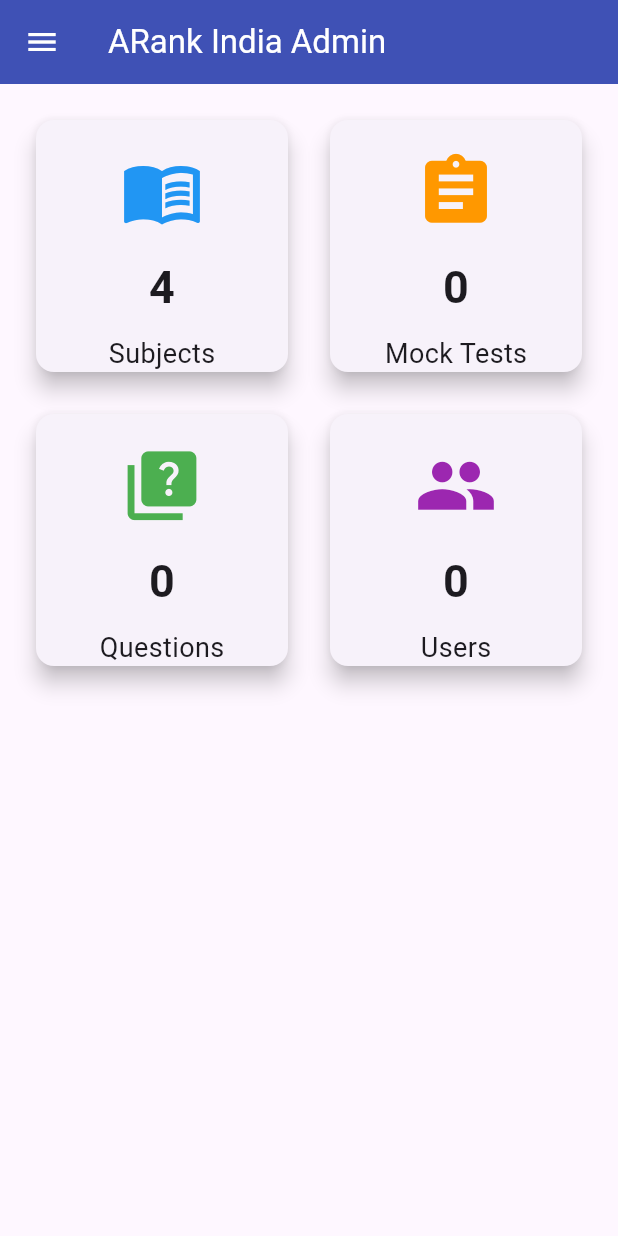
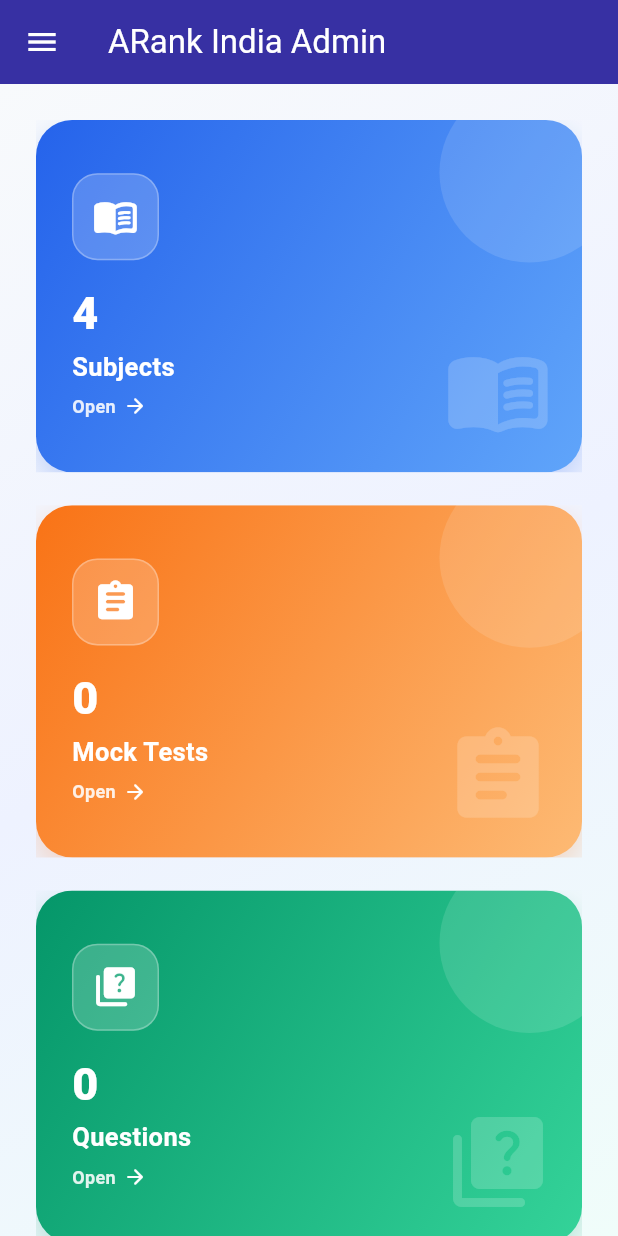
Before and after one commit to thegkexpert662-afk/arank-india-admin, a Flutter app: the DashboardScreen screen opened directly, on a phone screen of 412 x 824 dp. Run offline on Flutter 3.47's test engine with Material 3 defaults, Android fonts, the phone set to English and light mode, and no system bars; our stand-ins replace cloud_firestore, file_picker, firebase_auth, firebase_core; missing offline and left inert: spreadsheet_decoder; accounts and stored records are empty; network calls fail.

Commit message:
Make dashboard six cards colorful and clickable

```diff
--- a/lib/screens/dashboard/dashboard_screen.dart
+++ b/lib/screens/dashboard/dashboard_screen.dart
@@ -15,41 +15,248 @@
 
 class DashboardScreen extends StatelessWidget {
   const DashboardScreen({super.key});
+
+  void _open(BuildContext context, Widget screen) {
+    Navigator.push(context, MaterialPageRoute(builder: (_) => screen));
+  }
+
   @override
   Widget build(BuildContext context) {
+    final cards = <DashboardCardData>[
+      DashboardCardData(
+        title: 'Subjects',
+        count: '4',
+        icon: Icons.menu_book_rounded,
+        colors: const [Color(0xff2563EB), Color(0xff60A5FA)],
+        onTap: () => _open(context, const SubjectScreen()),
+      ),
+      DashboardCardData(
+        title: 'Mock Tests',
+        count: '0',
+        icon: Icons.assignment_rounded,
+        colors: const [Color(0xffF97316), Color(0xffFDBA74)],
+        onTap: () => _open(context, MockTestListScreen()),
+      ),
+      DashboardCardData(
+        title: 'Questions',
+        count: '0',
+        icon: Icons.quiz_rounded,
+        colors: const [Color(0xff059669), Color(0xff34D399)],
+        onTap: () => _open(context, const QuestionScreen()),
+      ),
+      DashboardCardData(
+        title: 'Users',
+        count: '0',
+        icon: Icons.people_alt_rounded,
+        colors: const [Color(0xff7C3AED), Color(0xffA78BFA)],
+        onTap: () => _open(context, const UsersScreen()),
+      ),
+      DashboardCardData(
+        title: 'Continue Learning',
+        count: '0',
+        icon: Icons.play_lesson_rounded,
+        colors: const [Color(0xff0891B2), Color(0xff67E8F9)],
+        onTap: () => _open(context, const ContinueLearningScreen()),
+      ),
+      DashboardCardData(
+        title: 'Achievements',
+        count: '0',
+        icon: Icons.emoji_events_rounded,
+        colors: const [Color(0xffD97706), Color(0xffFCD34D)],
+        onTap: () => _open(context, const AchievementsScreen()),
+      ),
+    ];
+
     return Scaffold(
-      appBar: AppBar(title: const Text('ARank India Admin'), backgroundColor: Colors.indigo, foregroundColor: Colors.white),
-      drawer: Drawer(child: ListView(children: [
-        const DrawerHeader(decoration: BoxDecoration(color: Colors.indigo), child: Center(child: Text('ARank India Admin', style: TextStyle(color: Colors.white, fontSize: 22, fontWeight: FontWeight.bold)))),
-        ListTile(leading: const Icon(Icons.dashboard), title: const Text('Dashboard'), onTap: () {}),
-        ListTile(leading: const Icon(Icons.campaign), title: const Text('Home Banner'), onTap: () => Navigator.push(context, MaterialPageRoute(builder: (_) => const HomeBannerScreen()))),
-        ListTile(leading: const Icon(Icons.play_lesson), title: const Text('Continue Learning'), onTap: () => Navigator.push(context, MaterialPageRoute(builder: (_) => const ContinueLearningScreen()))),
-        ListTile(leading: const Icon(Icons.newspaper_rounded), title: const Text('Current Affairs'), onTap: () => Navigator.push(context, MaterialPageRoute(builder: (_) => const CurrentAffairsScreen()))),
-        ListTile(leading: const Icon(Icons.emoji_events), title: const Text('Achievements'), onTap: () => Navigator.push(context, MaterialPageRoute(builder: (_) => const AchievementsScreen()))),
-        ListTile(leading: const Icon(Icons.menu_book), title: const Text('Subjects'), onTap: () => Navigator.push(context, MaterialPageRoute(builder: (_) => const SubjectScreen()))),
-        ListTile(leading: const Icon(Icons.assignment), title: const Text('Mock Tests'), onTap: () => Navigator.push(context, MaterialPageRoute(builder: (_) => MockTestListScreen()))),
-        ListTile(leading: const Icon(Icons.quiz), title: const Text('Questions'), onTap: () => Navigator.push(context, MaterialPageRoute(builder: (_) => const QuestionScreen()))),
-        ListTile(leading: const Icon(Icons.upload_file), title: const Text('G.K. Questions'), onTap: () => Navigator.push(context, MaterialPageRoute(builder: (_) => const QuestionUploadScreen()))),
-        ListTile(leading: const Icon(Icons.upload_file), title: const Text('Hindi Questions'), onTap: () => Navigator.push(context, MaterialPageRoute(builder: (_) => const HindiQuestionsScreen()))),
-        ListTile(leading: const Icon(Icons.upload_file), title: const Text('Maths Questions'), onTap: () => Navigator.push(context, MaterialPageRoute(builder: (_) => const MathsQuestionsScreen()))),
-        ListTile(leading: const Icon(Icons.upload_file), title: const Text('Reasoning Questions'), onTap: () => Navigator.push(context, MaterialPageRoute(builder: (_) => const ReasoningQuestionsScreen()))),
-        ListTile(leading: const Icon(Icons.card_giftcard), title: const Text('Reward Claims'), onTap: () => Navigator.push(context, MaterialPageRoute(builder: (_) => const RewardClaimsScreen()))),
-        ListTile(leading: const Icon(Icons.people), title: const Text('Users'), onTap: () => Navigator.push(context, MaterialPageRoute(builder: (_) => const UsersScreen()))),
-        const ListTile(leading: Icon(Icons.logout), title: Text('Logout')),
-      ])),
-      body: Padding(padding: const EdgeInsets.all(20), child: GridView.count(crossAxisCount: 2, crossAxisSpacing: 20, mainAxisSpacing: 20, children: const [
-        DashboardCard(title: 'Subjects', count: '4', icon: Icons.menu_book, color: Colors.blue),
-        DashboardCard(title: 'Mock Tests', count: '0', icon: Icons.assignment, color: Colors.orange),
-        DashboardCard(title: 'Questions', count: '0', icon: Icons.quiz, color: Colors.green),
-        DashboardCard(title: 'Users', count: '0', icon: Icons.people, color: Colors.purple),
-      ])),
+      appBar: AppBar(
+        title: const Text('ARank India Admin'),
+        backgroundColor: const Color(0xff3730A3),
+        foregroundColor: Colors.white,
+      ),
+      drawer: Drawer(
+        child: ListView(
+          children: [
+            const DrawerHeader(
+              decoration: BoxDecoration(color: Color(0xff3730A3)),
+              child: Center(
+                child: Text(
+                  'ARank India Admin',
+                  style: TextStyle(color: Colors.white, fontSize: 22, fontWeight: FontWeight.bold),
+                ),
+              ),
+            ),
+            ListTile(leading: const Icon(Icons.dashboard), title: const Text('Dashboard'), onTap: () => Navigator.pop(context)),
+            ListTile(leading: const Icon(Icons.campaign), title: const Text('Home Banner'), onTap: () => _open(context, const HomeBannerScreen())),
+            ListTile(leading: const Icon(Icons.play_lesson), title: const Text('Continue Learning'), onTap: () => _open(context, const ContinueLearningScreen())),
+            ListTile(leading: const Icon(Icons.newspaper_rounded), title: const Text('Current Affairs'), onTap: () => _open(context, const CurrentAffairsScreen())),
+            ListTile(leading: const Icon(Icons.emoji_events), title: const Text('Achievements'), onTap: () => _open(context, const AchievementsScreen())),
+            ListTile(leading: const Icon(Icons.menu_book), title: const Text('Subjects'), onTap: () => _open(context, const SubjectScreen())),
+            ListTile(leading: const Icon(Icons.assignment), title: const Text('Mock Tests'), onTap: () => _open(context, MockTestListScreen())),
+            ListTile(leading: const Icon(Icons.quiz), title: const Text('Questions'), onTap: () => _open(context, const QuestionScreen())),
+            ListTile(leading: const Icon(Icons.upload_file), title: const Text('G.K. Questions'), onTap: () => _open(context, const QuestionUploadScreen())),
+            ListTile(leading: const Icon(Icons.upload_file), title: const Text('Hindi Questions'), onTap: () => _open(context, const HindiQuestionsScreen())),
+            ListTile(leading: const Icon(Icons.upload_file), title: const Text('Maths Questions'), onTap: () => _open(context, const MathsQuestionsScreen())),
+            ListTile(leading: const Icon(Icons.upload_file), title: const Text('Reasoning Questions'), onTap: () => _open(context, const ReasoningQuestionsScreen())),
+            ListTile(leading: const Icon(Icons.card_giftcard), title: const Text('Reward Claims'), onTap: () => _open(context, const RewardClaimsScreen())),
+            ListTile(leading: const Icon(Icons.people), title: const Text('Users'), onTap: () => _open(context, const UsersScreen())),
+            const ListTile(leading: Icon(Icons.logout), title: Text('Logout')),
+          ],
+        ),
+      ),
+      body: Container(
+        decoration: const BoxDecoration(
+          gradient: LinearGradient(
+            begin: Alignment.topLeft,
+            end: Alignment.bottomRight,
+            colors: [Color(0xffF8FAFC), Color(0xffEEF2FF), Color(0xffF0FDFA)],
+          ),
+        ),
+        child: LayoutBuilder(
+          builder: (context, constraints) {
+            final crossAxisCount = constraints.maxWidth >= 1100
+                ? 3
+                : constraints.maxWidth >= 650
+                    ? 2
+                    : 1;
+            return GridView.builder(
+              padding: const EdgeInsets.all(24),
+              gridDelegate: SliverGridDelegateWithFixedCrossAxisCount(
+                crossAxisCount: crossAxisCount,
+                crossAxisSpacing: 22,
+                mainAxisSpacing: 22,
+                childAspectRatio: 1.55,
+              ),
+              itemCount: cards.length,
+              itemBuilder: (context, index) => DashboardCard(data: cards[index]),
+            );
+          },
+        ),
+      ),
     );
   }
 }
 
+class DashboardCardData {
+  final String title;
+  final String count;
+  final IconData icon;
+  final List<Color> colors;
+  final VoidCallback onTap;
+
+  const DashboardCardData({
+    required this.title,
+    required this.count,
+    required this.icon,
+    required this.colors,
+    required this.onTap,
+  });
+}
+
 class DashboardCard extends StatelessWidget {
-  final String title; final String count; final IconData icon; final Color color;
-  const DashboardCard({super.key, required this.title, required this.count, required this.icon, required this.color});
+  final DashboardCardData data;
+
+  const DashboardCard({super.key, required this.data});
+
   @override
-  Widget build(BuildContext context) => Card(elevation: 6, child: Padding(padding: const EdgeInsets.all(20), child: Column(mainAxisAlignment: MainAxisAlignment.center, children: [Icon(icon, size: 55, color: color), const SizedBox(height: 15), Text(count, style: const TextStyle(fontSize: 30, fontWeight: FontWeight.bold)), const SizedBox(height: 10), Text(title, style: const TextStyle(fontSize: 18))])));
+  Widget build(BuildContext context) {
+    return Material(
+      color: Colors.transparent,
+      child: InkWell(
+        onTap: data.onTap,
+        borderRadius: BorderRadius.circular(24),
+        child: Ink(
+          decoration: BoxDecoration(
+            gradient: LinearGradient(
+              begin: Alignment.topLeft,
+              end: Alignment.bottomRight,
+              colors: data.colors,
+            ),
+            borderRadius: BorderRadius.circular(24),
+            boxShadow: [
+              BoxShadow(
+                color: data.colors.first.withOpacity(.25),
+                blurRadius: 18,
+                offset: const Offset(0, 9),
+              ),
+            ],
+          ),
+          child: Stack(
+            children: [
+              Positioned(
+                right: -25,
+                top: -25,
+                child: Container(
+                  width: 120,
+                  height: 120,
+                  decoration: BoxDecoration(
+                    shape: BoxShape.circle,
+                    color: Colors.white.withOpacity(.12),
+                  ),
+                ),
+              ),
+              Positioned(
+                right: 20,
+                bottom: 18,
+                child: Icon(data.icon, size: 72, color: Colors.white.withOpacity(.18)),
+              ),
+              Padding(
+                padding: const EdgeInsets.all(24),
+                child: Column(
+                  crossAxisAlignment: CrossAxisAlignment.start,
+                  mainAxisAlignment: MainAxisAlignment.center,
+                  children: [
+                    Container(
+                      width: 58,
+                      height: 58,
+                      decoration: BoxDecoration(
+                        color: Colors.white.withOpacity(.20),
+                        borderRadius: BorderRadius.circular(17),
+                        border: Border.all(color: Colors.white.withOpacity(.28)),
+                      ),
+                      child: Icon(data.icon, color: Colors.white, size: 31),
+                    ),
+                    const SizedBox(height: 14),
+                    Text(
+                      data.count,
+                      style: const TextStyle(
+                        color: Colors.white,
+                        fontSize: 30,
+                        fontWeight: FontWeight.w800,
+                      ),
+                    ),
+                    const SizedBox(height: 2),
+                    Text(
+                      data.title,
+                      maxLines: 1,
+                      overflow: TextOverflow.ellipsis,
+                      style: const TextStyle(
+                        color: Colors.white,
+                        fontSize: 17,
+                        fontWeight: FontWeight.w700,
+                      ),
+                    ),
+                    const SizedBox(height: 6),
+                    Row(
+                      children: [
+                        Text(
+                          'Open',
+                          style: TextStyle(
+                            color: Colors.white.withOpacity(.88),
+                            fontSize: 12,
+                            fontWeight: FontWeight.w600,
+                          ),
+                        ),
+                        const SizedBox(width: 5),
+                        const Icon(Icons.arrow_forward_rounded, color: Colors.white, size: 16),
+                      ],
+                    ),
+                  ],
+                ),
+              ),
+            ],
+          ),
+        ),
+      ),
+    );
+  }
 }
```
